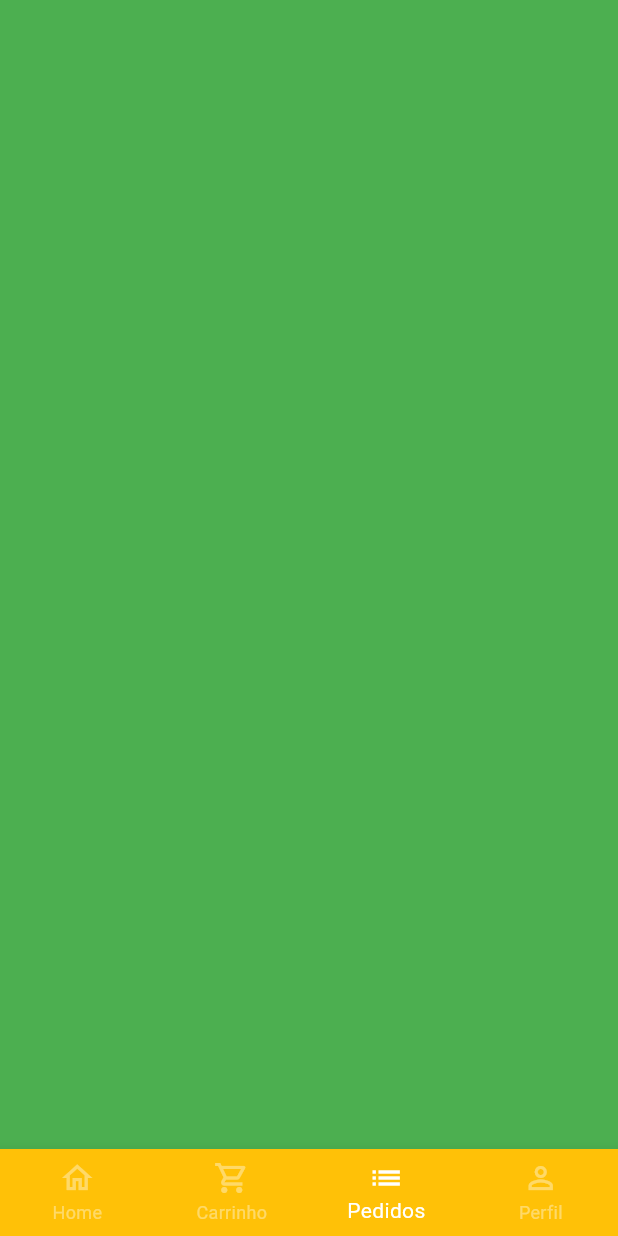
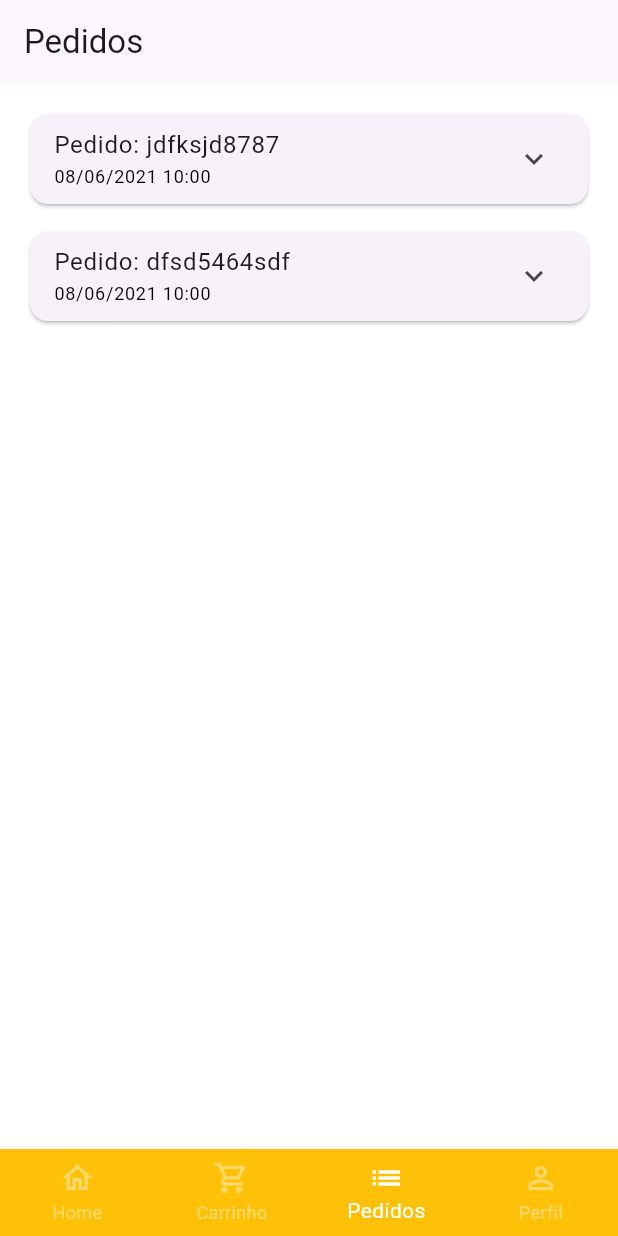
Before and after one commit to GabrielsFelix-utp/flutter_application_1, a Flutter app: the BaseScreen screen opened directly, swiped to page 3, on a phone screen of 412 x 824 dp. Run offline on Flutter 3.47's test engine with Material 3 defaults, Android fonts, the phone set to English and light mode, and no system bars; our stand-ins replace animated_text_kit, mask_text_input_formatter.

Commit message:
43 exercicio

```diff
--- /dev/null
+++ b/lib/src/auth/Models/order_model.dart
@@ -0,0 +1,22 @@
+import 'package:flutter_application_1/src/auth/Models/cart_item_model.dart';
+import 'package:flutter_application_1/src/auth/Models/item_model.dart';
+
+class OrderModel {
+  String id;
+  DateTime createdDateTime;
+  DateTime overdueDateTime;
+  List<CartItemModel> items;
+  String status;
+  String copyAndPaste;
+  double total;
+
+  OrderModel({
+    required this.copyAndPaste,
+    required this.createdDateTime,
+    required this.id,
+    required this.items,
+    required this.overdueDateTime,
+    required this.status,
+    required this.total,
+  });
+}
--- a/lib/src/auth/Pages/Base/base_screen.dart
+++ b/lib/src/auth/Pages/Base/base_screen.dart
@@ -1,6 +1,7 @@
 import 'package:flutter/material.dart';
 import 'package:flutter_application_1/src/auth/Pages/cart/cart_tab.dart';
 import 'package:flutter_application_1/src/auth/Pages/home/home_tab.dart';
+import 'package:flutter_application_1/src/auth/Pages/orders/orders_tab.dart';
 import 'package:flutter_application_1/src/auth/Pages/profile/profile_tab.dart';
 
 class BaseScreen extends StatefulWidget {
@@ -28,7 +29,7 @@ class _BaseScreenState extends State<BaseScreen> {
         children: [
           const HomeTab(),
           const CartTab(),
-          Container(color: Colors.green),
+          const OdersTab(),
           const ProfileTab(),
         ],
       ),
--- /dev/null
+++ b/lib/src/auth/Pages/orders/components/order_tile.dart
@@ -0,0 +1,110 @@
+import 'package:flutter/material.dart';
+import 'package:flutter_application_1/src/auth/Models/cart_item_model.dart';
+import 'package:flutter_application_1/src/auth/Models/order_model.dart';
+import 'package:flutter_application_1/src/auth/Pages/orders/components/order_status_widget.dart';
+import 'package:flutter_application_1/src/auth/Pages/orders/orders_tab.dart';
+import 'package:flutter_application_1/src/auth/services/utils_services.dart';
+
+class OrderTile extends StatelessWidget {
+  final OrderModel order;
+
+  OrderTile({
+    Key? key,
+    required this.order,
+  }) : super(key: key);
+
+  final UtilsServices utilsServices = UtilsServices();
+
+  @override
+  Widget build(BuildContext context) {
+    return Card(
+      child: Theme(
+        data: Theme.of(context).copyWith(dividerColor: Colors.transparent),
+        child: ExpansionTile(
+          title: Column(
+            mainAxisSize: MainAxisSize.min,
+            crossAxisAlignment: CrossAxisAlignment.start,
+            children: [
+              Text('Pedido: ${order.id}'),
+              Text(
+                utilsServices.formtDateTime(order.createdDateTime),
+                style: TextStyle(
+                  fontSize: 12,
+                  color: Colors.black,
+                ),
+              ),
+            ],
+          ),
+          childrenPadding: const EdgeInsets.fromLTRB(16, 0, 16, 16),
+          children: [
+            SizedBox(
+              height: 150,
+              child: Row(
+                children: [
+                  //Lista de produtos
+                  Expanded(
+                    flex: 3,
+                    child: ListView(
+                      children: order.items.map((orderItem) {
+                        return _OrderItemWidget(
+                          utilsServices: utilsServices,
+                          orderItem: orderItem,
+                        );
+                      }).toList(),
+                    ),
+                  ),
+
+                  //Divisão
+                  VerticalDivider(
+                    color: Colors.grey.shade300,
+                    thickness: 2,
+                    width: 8,
+                  ),
+
+                  //Status do pedido
+                  Expanded(
+                    flex: 2,
+                    child: OrderStatusWidget(
+                      status: order.status,
+                      isOverdue: order.overdueDateTime.isBefore(DateTime.now()),
+                    ),
+                  ),
+                ],
+              ),
+            )
+          ],
+        ),
+      ),
+    );
+  }
+}
+
+class _OrderItemWidget extends StatelessWidget {
+  const _OrderItemWidget({
+    super.key,
+    required this.utilsServices,
+    required this.orderItem,
+  });
+
+  final UtilsServices utilsServices;
+  final CartItemModel orderItem;
+
+  @override
+  Widget build(BuildContext context) {
+    return Padding(
+      padding: const EdgeInsets.only(bottom: 10),
+      child: Row(
+        children: [
+          Text(
+            '${orderItem.quantity} ${orderItem.item.unit} ',
+            style: const TextStyle(
+              fontWeight: FontWeight.bold,
+            ),
+          ),
+          Expanded(child: Text(orderItem.item.itemName)),
+          Text(utilsServices.priceToCurrency(orderItem.totalprice()))
+        ],
+      ),
+    );
+  }
+}
--- /dev/null
+++ b/lib/src/auth/Pages/orders/orders_tab.dart
@@ -0,0 +1,23 @@
+import 'package:flutter/material.dart';
+import 'package:flutter_application_1/src/auth/Pages/orders/components/order_tile.dart';
+import 'package:flutter_application_1/src/auth/config/app_data.dart' as appData;
+
+class OdersTab extends StatelessWidget {
+  const OdersTab({super.key});
+
+  @override
+  Widget build(BuildContext context) {
+    return Scaffold(
+      appBar: AppBar(
+        title: const Text('Pedidos'),
+      ),
+      body: ListView.separated(
+        padding: const EdgeInsets.all(16),
+        physics: const BouncingScrollPhysics(),
+        separatorBuilder: (_, index) => const SizedBox(height: 10),
+        itemBuilder: (_, index) => OrderTile(order: appData.orders[index]),
+        itemCount: appData.orders.length,
+      ),
+    );
+  }
+}
--- a/lib/src/auth/config/app_data.dart
+++ b/lib/src/auth/config/app_data.dart
@@ -1,6 +1,8 @@
 import 'package:flutter_application_1/src/auth/Models/cart_item_model.dart';
 import 'package:flutter_application_1/src/auth/Models/item_model.dart';
+import 'package:flutter_application_1/src/auth/Models/order_model.dart';
 import 'package:flutter_application_1/src/auth/Models/user_model.dart';
+import 'package:flutter_application_1/src/auth/Pages/orders/orders_tab.dart';
 
 //Maçã
 ItemModel apple = ItemModel(
@@ -77,7 +79,7 @@ List<String> categories = [
 List<CartItemModel> cartItems = [
   CartItemModel(
     item: apple,
-    quantity: 2,
+    quantity: 1,
   ),
   CartItemModel(
     item: mango,
@@ -85,7 +87,7 @@ List<CartItemModel> cartItems = [
   ),
   CartItemModel(
     item: guava,
-    quantity: 3,
+    quantity: 2,
   ),
 ];
 
@@ -96,3 +98,49 @@ UserModel user = UserModel(
   name: 'João',
   password: '',
 );
+
+List<OrderModel> orders = [
+  //Pedido 01
+  OrderModel(
+    copyAndPaste: 'fnsdjf45454',
+    createdDateTime: DateTime.parse(
+      '2021-06-08 10:00:10.458',
+    ),
+    overdueDateTime: DateTime.parse(
+      '2021-06-08 11:00:10.458',
+    ),
+    id: "jdfksjd8787",
+    status: 'pending_payment',
+    total: 11.0,
+    items: [
+      CartItemModel(
+        item: apple,
+        quantity: 2,
+      ),
+      CartItemModel(
+        item: mango,
+        quantity: 2,
+      ),
+    ],
+  ),
+
+  // Pedido 02
+  OrderModel(
+    copyAndPaste: 'djasdbaks55',
+    createdDateTime: DateTime.parse(
+      '2021-06-08 10:00:10.458',
+    ),
+    overdueDateTime: DateTime.parse(
+      '2021-06-08 11:00:10.458',
+    ),
+    id: "dfsd5464sdf",
+    status: 'refunded',
+    total: 15.5,
+    items: [
+      CartItemModel(
+        item: guava,
+        quantity: 1,
+      ),
+    ],
+  ),
+];
--- a/lib/src/auth/services/utils_services.dart
+++ b/lib/src/auth/services/utils_services.dart
@@ -1,4 +1,5 @@
 import 'package:intl/intl.dart';
+import 'package:intl/date_symbol_data_local.dart';
 
 class UtilsServices {
 //R$ valor
@@ -8,4 +9,11 @@ class UtilsServices {
 
     return numberFormat.format(price);
   }
+
+  String formtDateTime(DateTime dateTime) {
+    initializeDateFormatting();
+
+    DateFormat dateFormat = DateFormat.yMd('pt_BR').add_Hm();
+    return dateFormat.format(dateTime);
+  }
 }
```
Also changed, not shown: lib/src/auth/Pages/orders/components/order_status_widget.dart (added, +115 -0 lines).
